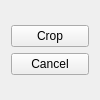
Old version of the form simplewindow/panel.ui in the repository tbigad/QTtrainingspace.
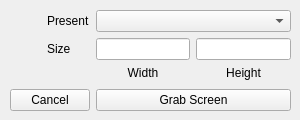
New version of the form.

```diff
--- a/simplewindow/panel.ui
+++ b/simplewindow/panel.ui
@@ -6,45 +6,152 @@
    <rect>
     <x>0</x>
     <y>0</y>
-    <width>100</width>
-    <height>100</height>
+    <width>300</width>
+    <height>120</height>
    </rect>
   </property>
+  <property name="sizePolicy">
+   <sizepolicy hsizetype="Expanding" vsizetype="Expanding">
+    <horstretch>0</horstretch>
+    <verstretch>0</verstretch>
+   </sizepolicy>
+  </property>
   <property name="minimumSize">
    <size>
-    <width>100</width>
-    <height>100</height>
+    <width>300</width>
+    <height>120</height>
    </size>
   </property>
   <property name="maximumSize">
    <size>
-    <width>100</width>
-    <height>100</height>
+    <width>300</width>
+    <height>120</height>
    </size>
   </property>
   <property name="windowTitle">
    <string>Form</string>
   </property>
-  <layout class="QVBoxLayout" name="verticalLayout_2">
-   <item>
-    <layout class="QVBoxLayout" name="verticalLayout">
-     <item>
-      <widget class="QPushButton" name="CropButton">
-       <property name="text">
-        <string>Crop</string>
-       </property>
-      </widget>
-     </item>
-     <item>
-      <widget class="QPushButton" name="CancelButton">
-       <property name="text">
-        <string>Cancel</string>
-       </property>
-      </widget>
-     </item>
-    </layout>
-   </item>
-  </layout>
+  <widget class="QWidget" name="layoutWidget">
+   <property name="geometry">
+    <rect>
+     <x>10</x>
+     <y>10</y>
+     <width>281</width>
+     <height>101</height>
+    </rect>
+   </property>
+   <layout class="QGridLayout" name="gridLayout">
+    <property name="leftMargin">
+     <number>0</number>
+    </property>
+    <property name="spacing">
+     <number>6</number>
+    </property>
+    <item row="2" column="4">
+     <widget class="QLabel" name="label_4">
+      <property name="layoutDirection">
+       <enum>Qt::LeftToRight</enum>
+      </property>
+      <property name="locale">
+       <locale language="English" country="UnitedKingdom"/>
+      </property>
+      <property name="text">
+       <string>Height</string>
+      </property>
+      <property name="alignment">
+       <set>Qt::AlignHCenter|Qt::AlignTop</set>
+      </property>
+     </widget>
+    </item>
+    <item row="0" column="2">
+     <widget class="QLabel" name="label">
+      <property name="sizePolicy">
+       <sizepolicy hsizetype="Preferred" vsizetype="Preferred">
+        <horstretch>0</horstretch>
+        <verstretch>0</verstretch>
+       </sizepolicy>
+      </property>
+      <property name="locale">
+       <locale language="English" country="UnitedKingdom"/>
+      </property>
+      <property name="text">
+       <string>Present</string>
+      </property>
+      <property name="alignment">
+       <set>Qt::AlignLeading|Qt::AlignLeft|Qt::AlignVCenter</set>
+      </property>
+     </widget>
+    </item>
+    <item row="0" column="3" colspan="2">
+     <widget class="QComboBox" name="comboBox"/>
+    </item>
+    <item row="1" column="2">
+     <widget class="QLabel" name="label_2">
+      <property name="sizePolicy">
+       <sizepolicy hsizetype="Preferred" vsizetype="Preferred">
+        <horstretch>0</horstretch>
+        <verstretch>0</verstretch>
+       </sizepolicy>
+      </property>
+      <property name="locale">
+       <locale language="English" country="UnitedKingdom"/>
+      </property>
+      <property name="text">
+       <string>Size</string>
+      </property>
+      <property name="alignment">
+       <set>Qt::AlignLeading|Qt::AlignLeft|Qt::AlignVCenter</set>
+      </property>
+     </widget>
+    </item>
+    <item row="1" column="3">
+     <widget class="QLineEdit" name="lineEdit"/>
+    </item>
+    <item row="1" column="4">
+     <widget class="QLineEdit" name="lineEdit_2"/>
+    </item>
+    <item row="2" column="3">
+     <widget class="QLabel" name="label_3">
+      <property name="locale">
+       <locale language="English" country="UnitedKingdom"/>
+      </property>
+      <property name="text">
+       <string>Width</string>
+      </property>
+      <property name="alignment">
+       <set>Qt::AlignHCenter|Qt::AlignTop</set>
+      </property>
+     </widget>
+    </item>
+    <item row="3" column="3" colspan="2">
+     <widget class="QPushButton" name="CropButton">
+      <property name="text">
+       <string>Grab Screen</string>
+      </property>
+     </widget>
+    </item>
+    <item row="0" column="1">
+     <spacer name="horizontalSpacer">
+      <property name="orientation">
+       <enum>Qt::Horizontal</enum>
+      </property>
+      <property name="sizeHint" stdset="0">
+       <size>
+        <width>40</width>
+        <height>20</height>
+       </size>
+      </property>
+     </spacer>
+    </item>
+    <item row="3" column="1" colspan="2">
+     <widget class="QPushButton" name="CancelButton">
+      <property name="text">
+       <string>Cancel</string>
+      </property>
+     </widget>
+    </item>
+   </layout>
+  </widget>
  </widget>
  <resources/>
  <connections/>
```
